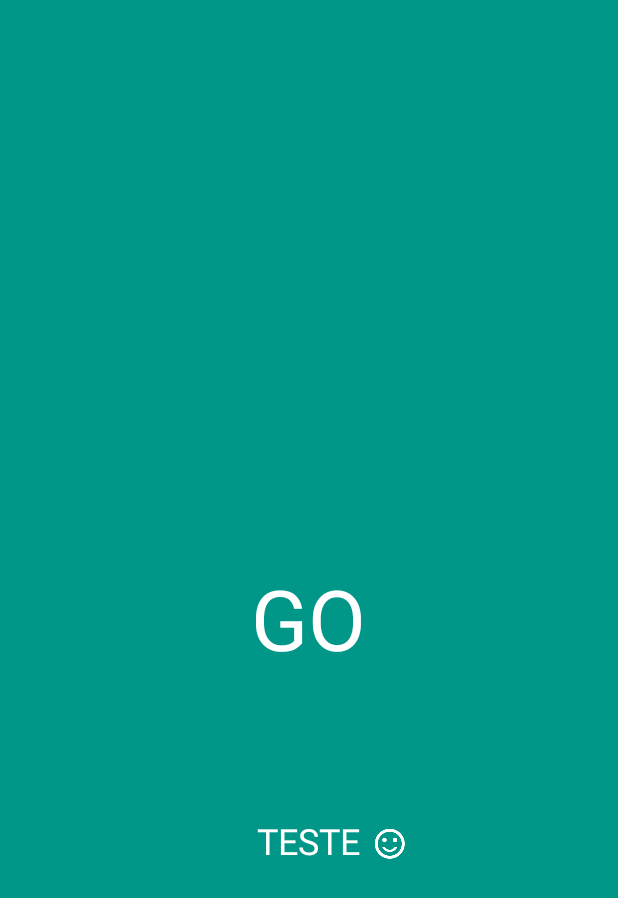
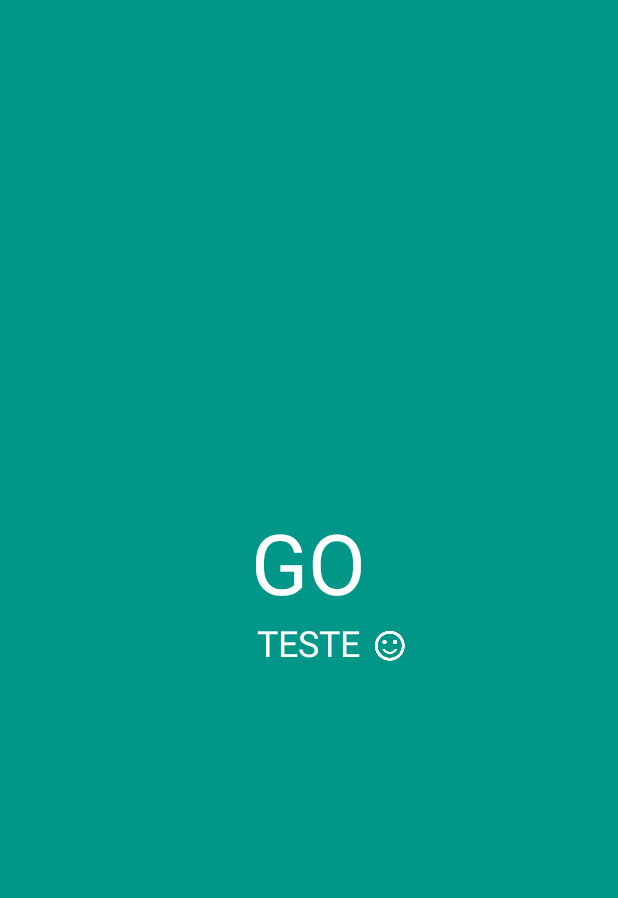
Before and after one commit to ricsgobbe/recruitment-android-intern-sao-carlos, an Android app: the layout layout_fragment_result.xml on its own in the app's theme, with its tools: preview values and no code run, on a phone screen of 412 x 824 dp. Shown: the top 898 px of the screen. Run offline under Robolectric (Android 15) with nearby library versions, the phone set to English and light mode, and no system bars.

Commit message:
Adaptacao feita

```diff
--- a/app/build.gradle
+++ b/app/build.gradle
@@ -6,7 +6,7 @@ android {
 
     defaultConfig {
         applicationId "com.example.eunicekuba.bmiproject"
-        minSdkVersion 21
+        minSdkVersion 15
         targetSdkVersion 23
         versionCode 1
         versionName "1.0"
--- a/app/src/main/AndroidManifest.xml
+++ b/app/src/main/AndroidManifest.xml
@@ -8,7 +8,8 @@
         android:icon="@mipmap/ic_launcher"
         android:label="@string/app_name"
         android:supportsRtl="true"
-        android:theme="@style/AppTheme">
+        android:theme="@style/AppTheme"
+        >
 
         <activity android:name=".MainActivity">
             <intent-filter>
--- a/app/src/main/java/com/example/eunicekuba/bmiproject/fragment/WebFragment.java
+++ b/app/src/main/java/com/example/eunicekuba/bmiproject/fragment/WebFragment.java
@@ -18,8 +18,7 @@ import com.example.eunicekuba.bmiproject.R;
 public class WebFragment extends Fragment {
 
     private WebView mWebView;
-    private static final String mURL = "https://en.wikipedia.org/wiki/Body_mass_index";
-//    private static final String mURLMV = "http://www.minhavida.com.br/";
+    private String mURL;
 
     @Nullable
     @Override
@@ -28,6 +27,7 @@ public class WebFragment extends Fragment {
         mWebView = (WebView) v.findViewById(R.id.id_webview);
         configWebView();
         Bundle bundle = this.getArguments();
+        mURL = bundle.getString("URL");
         mWebView.loadUrl(mURL);
 
         return v;
--- a/app/src/main/res/layout/layout_app_bar.xml
+++ b/app/src/main/res/layout/layout_app_bar.xml
@@ -2,8 +2,7 @@
 <android.support.v7.widget.Toolbar xmlns:android="http://schemas.android.com/apk/res/android"
     android:layout_width="match_parent"
     android:layout_height="match_parent"
-    android:background="?android:attr/colorPrimary"
-    android:titleTextColor="?android:attr/titleTextColor"
+    android:background="@color/colorPrimary"
+    android:titleTextColor="@android:color/white"
     android:theme="@style/AppBarTheme"
-    android:title="Teste"
     />
--- a/app/src/main/res/layout/layout_fragment_result.xml
+++ b/app/src/main/res/layout/layout_fragment_result.xml
@@ -4,14 +4,22 @@
     android:layout_height="match_parent"
     android:background="@color/colorPrimary">
 
+    <View
+        android:id="@+id/aux_view"
+        android:layout_width="match_parent"
+        android:layout_height="0dp"
+        android:layout_centerInParent="true"/>
+
     <TextView
         android:id="@+id/id_txt_result"
         android:layout_width="wrap_content"
         android:layout_height="wrap_content"
         android:textSize="56sp"
-        android:layout_centerInParent="true"
         android:text="GO"
-        android:textColor="@android:color/white"/>
+        android:textColor="@android:color/white"
+        android:layout_above="@id/aux_view"
+        android:layout_centerHorizontal="true"
+      />
 
     <RelativeLayout
         android:layout_width="match_parent"
@@ -27,21 +35,33 @@
             android:id="@+id/id_txt_msg_res"
             android:layout_width="wrap_content"
             android:layout_height="wrap_content"
-            android:layout_above="@id/id_view_helper"
-            android:layout_centerInParent="true"
             android:textSize="24sp"
             android:textColor="@android:color/white"
-            android:text="TESTE"/>
+            android:text="TESTE"
+            android:layout_alignParentTop="true"
+            android:layout_centerHorizontal="true" />
 
         <ImageView
             android:id="@+id/id_img_result"
             android:layout_width="wrap_content"
             android:layout_height="wrap_content"
             android:src="@drawable/ic_sentiment_satisfied_white_24dp"
-            android:layout_above="@+id/id_view_helper"
             android:paddingLeft="8dp"
             android:paddingBottom="2dp"
+            android:layout_alignBottom="@+id/id_txt_msg_res"
+            android:layout_toRightOf="@+id/id_txt_msg_res"
             android:layout_toEndOf="@+id/id_txt_msg_res" />
+        <Button
+            android:id="@+id/id_web_mv"
+            android:layout_width="wrap_content"
+            android:layout_height="wrap_content"
+            android:paddingLeft="16dp"
+            android:paddingRight="16dp"
+            android:layout_below="@id/id_txt_msg_res"
+            android:text="Do you need some help to improve your health ?"
+            android:textColor="@android:color/white"
+            android:visibility="gone"
+            style="?android:attr/borderlessButtonStyle"/>
 
     </RelativeLayout>
 
--- a/app/src/main/res/values/styles.xml
+++ b/app/src/main/res/values/styles.xml
@@ -8,7 +8,7 @@
         <item name="colorAccent">@color/colorAccent</item>
     </style>
 
-    <style name="AppBarTheme" parent="AppTheme">
+    <style name="AppBarTheme" parent="ThemeOverlay.AppCompat.Dark.ActionBar">
     </style>
 
 </resources>
```
Also changed, not shown: app/src/main/java/com/example/eunicekuba/bmiproject/MainActivity.java (+27 -17 lines), app/src/main/java/com/example/eunicekuba/bmiproject/fragment/ProgressFragment.java (deleted, +0 -89 lines), app/src/main/java/com/example/eunicekuba/bmiproject/fragment/ResultFragment.java (+30 -7 lines), app/src/main/res/layout/layout_fragment.xml (deleted, +0 -33 lines), 1 other file.
